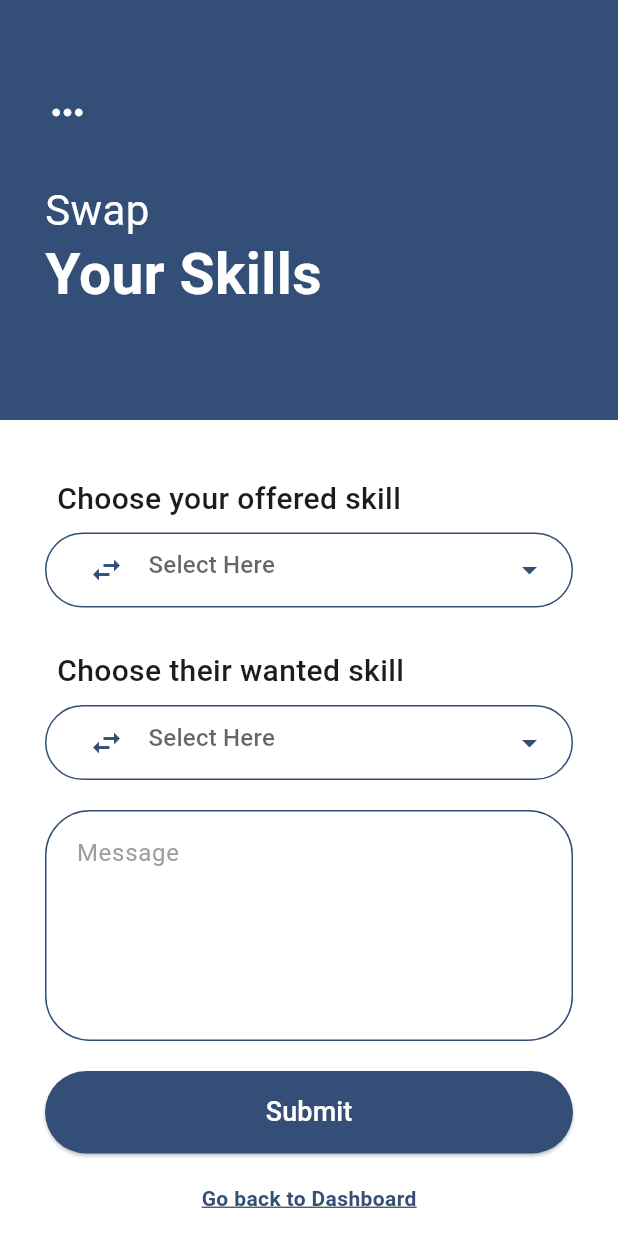
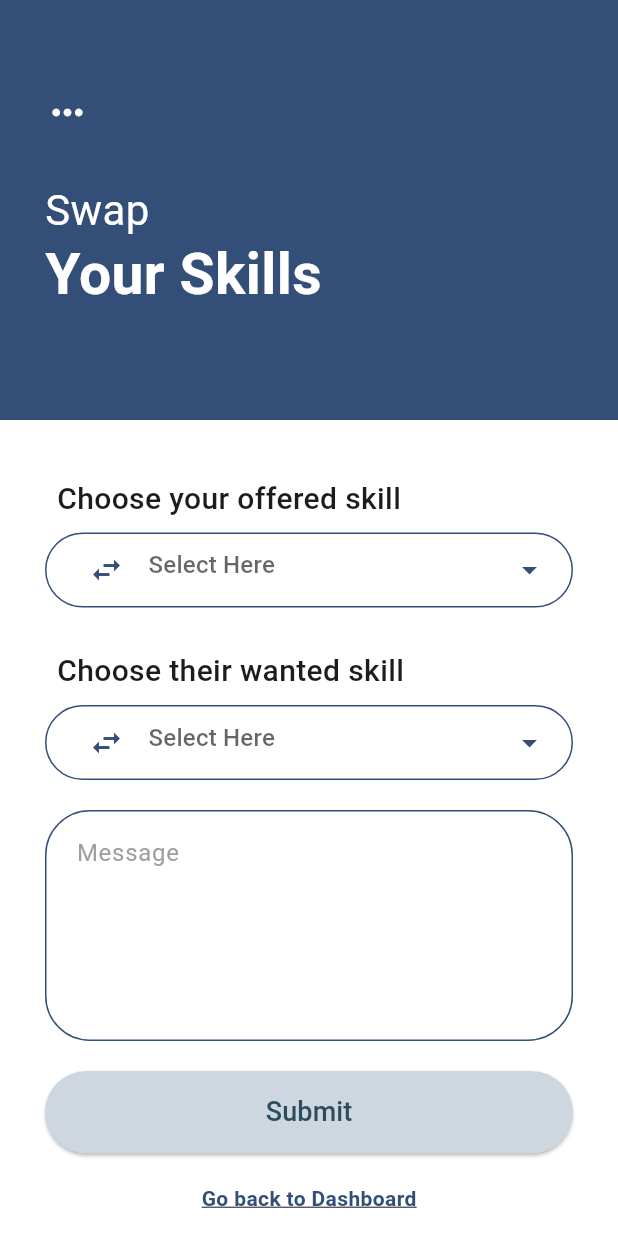
Before and after one commit to Khushipatel5/Oddo_Hackathon, a Flutter app: the screen it shows after launch, on a phone screen of 412 x 824 dp. Run offline on Flutter 3.47's test engine with Material 3 defaults, Android fonts, the phone set to English and light mode, and no system bars; our stand-ins replace email_validator, google_fonts, sqflite; accounts and stored records are empty.

Commit message:
COMMITED BY DHRUVI VALERA

```diff
--- a/lib/screens/swap_request_page.dart
+++ b/lib/screens/swap_request_page.dart
@@ -1,13 +1,14 @@
 import 'package:flutter/material.dart';
-
-class AppColors {
-  static const Color primaryColor = Color(0xFF344f77); // Dark blue
-  static const Color backgroundColor = Colors.white;
-  static const Color inputFieldColor = Colors.white;
-  static const Color formContainerColor = Color(0xFF344f77); // Dark blue
-  static const Color buttonColor = Color(0xFF344f77); // Dark blue button
-  static const Color buttonTextColor = Colors.white; // white text
-}
+import 'package:oddo_hackathon_project/constants.dart';
+//
+// class AppColors {
+//   static const Color primaryColor = Color(0xFF344f77); // Dark blue
+//   static const Color backgroundColor = Colors.white;
+//   static const Color inputFieldColor = Colors.white;
+//   static const Color formContainerColor = Color(0xFF344f77); // Dark blue
+//   static const Color buttonColor = Color(0xFF344f77); // Dark blue button
+//   static const Color buttonTextColor = Colors.white; // white text
+// }
 
 class SkillSwapScreen extends StatefulWidget {
   @override
```
Also changed, not shown: lib/Screens/Login.dart (+11 -16 lines).
